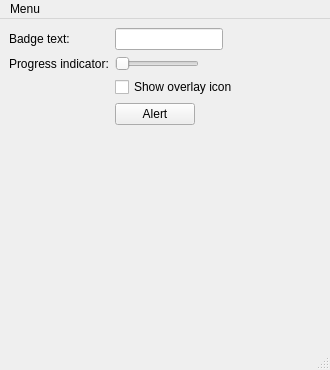
alekseysidorov/QtDockTile, file example/mainwindow.ui: the form before one commit.
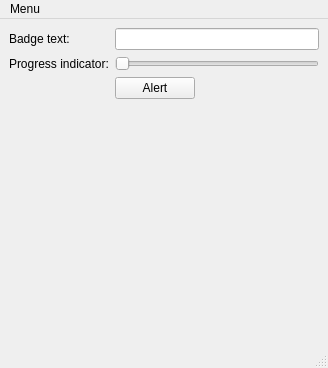
The form after the commit. Icons and pictures are not drawn.

What changed in the file:
```diff
--- a/example/mainwindow.ui
+++ b/example/mainwindow.ui
@@ -6,8 +6,8 @@
    <rect>
     <x>0</x>
     <y>0</y>
-    <width>330</width>
-    <height>370</height>
+    <width>328</width>
+    <height>368</height>
    </rect>
   </property>
   <property name="windowTitle">
@@ -16,7 +16,7 @@
   <widget class="QWidget" name="centralwidget">
    <layout class="QFormLayout" name="formLayout">
     <property name="fieldGrowthPolicy">
-     <enum>QFormLayout::FieldsStayAtSizeHint</enum>
+     <enum>QFormLayout::ExpandingFieldsGrow</enum>
     </property>
     <item row="0" column="0">
      <widget class="QLabel" name="label">
@@ -35,20 +35,6 @@
       </property>
      </widget>
     </item>
-    <item row="2" column="1">
-     <widget class="QCheckBox" name="checkBox">
-      <property name="text">
-       <string>Show overlay icon</string>
-      </property>
-     </widget>
-    </item>
-    <item row="3" column="1">
-     <widget class="QPushButton" name="pushButton">
-      <property name="text">
-       <string>Alert</string>
-      </property>
-     </widget>
-    </item>
     <item row="1" column="1">
      <widget class="QSlider" name="horizontalSlider">
       <property name="sizePolicy">
@@ -62,6 +48,13 @@
       </property>
      </widget>
     </item>
+    <item row="2" column="1">
+     <widget class="QPushButton" name="pushButton">
+      <property name="text">
+       <string>Alert</string>
+      </property>
+     </widget>
+    </item>
    </layout>
   </widget>
   <widget class="QMenuBar" name="menubar">
@@ -69,8 +62,8 @@
     <rect>
      <x>0</x>
      <y>0</y>
-     <width>330</width>
-     <height>22</height>
+     <width>328</width>
+     <height>24</height>
     </rect>
    </property>
    <widget class="QMenu" name="menu">
```
